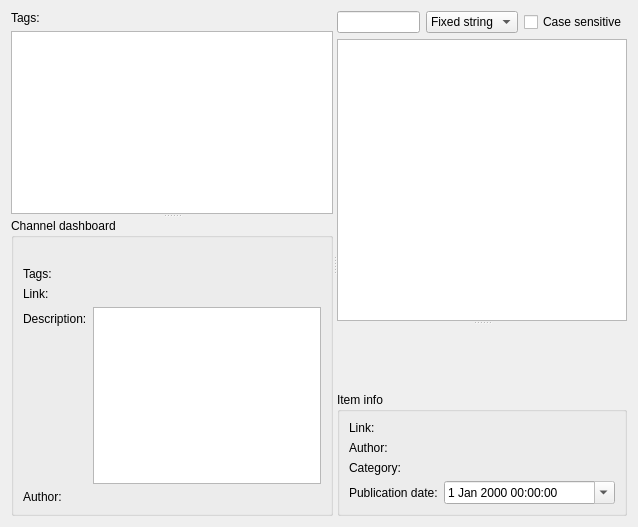
Old version of the form src/plugins/aggregator/mainwidget.ui in the repository 0xd34df00d/leechcraft.
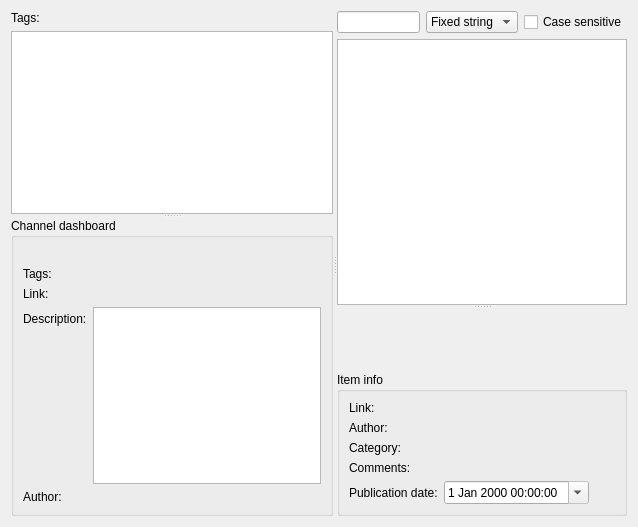
New version of the form. Icons and pictures are not drawn. Custom widgets are drawn as their Qt base class.

Commit message: + Aggregator: FS#188: Subscribe to comments. + Aggregator: FS#195: Show number of comments.

What changed in the file:
```diff
--- a/src/plugins/aggregator/mainwidget.ui
+++ b/src/plugins/aggregator/mainwidget.ui
@@ -204,6 +204,9 @@
               <string>Item info</string>
              </property>
              <layout class="QFormLayout" name="formLayout" >
+              <property name="fieldGrowthPolicy" >
+               <enum>QFormLayout::ExpandingFieldsGrow</enum>
+              </property>
               <item row="0" column="0" >
                <widget class="QLabel" name="ItemLinkLabel_" >
                 <property name="text" >
@@ -247,13 +250,20 @@
                </widget>
               </item>
               <item row="3" column="0" >
+               <widget class="QLabel" name="ItemCommentsLabel_" >
+                <property name="text" >
+                 <string>Comments:</string>
+                </property>
+               </widget>
+              </item>
+              <item row="4" column="0" >
                <widget class="QLabel" name="ItemPubDateLabel_" >
                 <property name="text" >
                  <string>Publication date:</string>
                 </property>
                </widget>
               </item>
-              <item row="3" column="1" >
+              <item row="4" column="1" >
                <widget class="QDateTimeEdit" name="ItemPubDate_" >
                 <property name="readOnly" >
                  <bool>true</bool>
```
Left out of the diff: 13 changed lines with no effect on the pictures. The commit also changes 5 other files.
